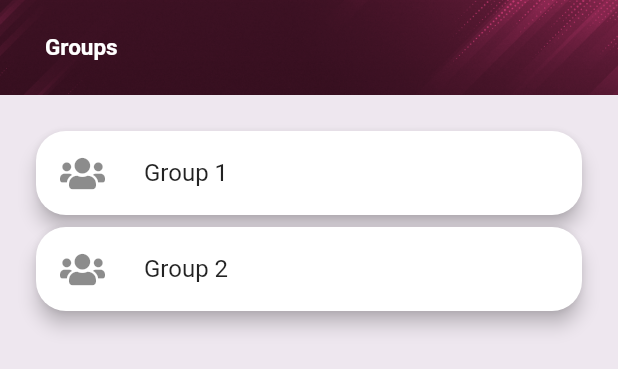
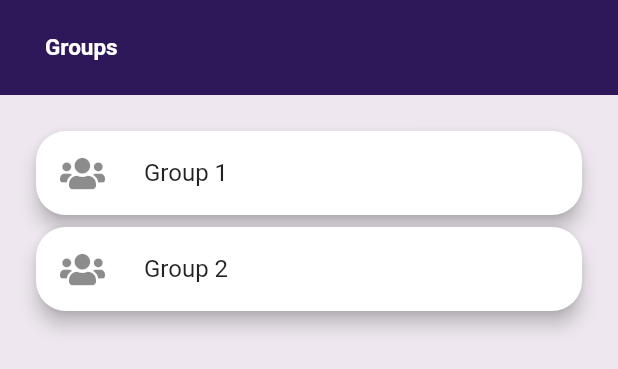
Before and after one commit to OwlRepo/QT_REPLICA, a Flutter app: the Groups widget shown alone on an empty page, opened directly, on a phone screen of 412 x 824 dp. Shown: the top 369 px of the screen. Run offline on Flutter 3.47's test engine with Material 2 defaults, Android fonts, the phone set to English and light mode, and no system bars; our stand-ins replace chewie, file, flare_flutter, flutter_map, fluttertoast, font_awesome_flutter and 3 more; missing offline and left inert: flutter_audio_recorder, flutter_statusbarcolor, geolocation.

Commit message:
STATUS AND NAVBAR COLOR CHANGED

```diff
--- a/lib/Tabs/HomePage/Groups.dart
+++ b/lib/Tabs/HomePage/Groups.dart
@@ -12,9 +12,7 @@ class Groups extends StatelessWidget {
         Expanded(
           flex: 1,
           child: Container(
-            decoration: BoxDecoration(
-              image: DecorationImage(image: AssetImage('assets/Images/group_banner.png'),fit: BoxFit.cover),
-            ),
+            color: Color.fromRGBO(46, 24, 89, 1),
             child: Row(
               mainAxisAlignment: MainAxisAlignment.start,
               children: [
--- a/lib/Tabs/HomePage/PressToTalk.dart
+++ b/lib/Tabs/HomePage/PressToTalk.dart
@@ -182,9 +182,7 @@ class _PressToTalkState extends State<PressToTalk> {
         Expanded(
           flex: 1,
           child: Container(
-            decoration: BoxDecoration(
-              image: DecorationImage(image: AssetImage('assets/Images/group_banner.png'),fit: BoxFit.cover),
-            ),
+            color: Color.fromRGBO(46, 24, 89, 1),
             child: Row(
               mainAxisAlignment: MainAxisAlignment.start,
               children: [
--- a/lib/Tabs/HomePage/TabsinaTab.dart
+++ b/lib/Tabs/HomePage/TabsinaTab.dart
@@ -39,9 +39,7 @@ class _TabsinaTabState extends State<TabsinaTab>
         Expanded(
           flex: 1,
           child: Container(
-            decoration: BoxDecoration(
-              image: DecorationImage(image: AssetImage('assets/Images/group_banner.png'),fit: BoxFit.cover),
-            ),
+            color: Color.fromRGBO(46, 24, 89, 1),
             child: TabBar(
               indicatorColor: Colors.purple,
               controller: _tabController,
--- a/lib/main.dart
+++ b/lib/main.dart
@@ -1,5 +1,6 @@
 import 'package:flare_flutter/flare_cache.dart';
 import 'package:flutter/material.dart';
+import 'package:flutter_statusbarcolor/flutter_statusbarcolor.dart';
 import 'package:permission_handler/permission_handler.dart';
 import 'package:quicktalk_replica/Pages/HomePage.dart';
 import 'package:provider/provider.dart';
@@ -38,6 +39,10 @@ Future<void> requestPermissions() async {
 class MyApp extends StatelessWidget {
   @override
   Widget build(BuildContext context) {
+    FlutterStatusbarcolor.setStatusBarColor(Color.fromRGBO(46, 24, 89, 1));
+    FlutterStatusbarcolor.setStatusBarWhiteForeground(true);
+    FlutterStatusbarcolor.setNavigationBarColor(Color.fromRGBO(46, 24, 89, 1));
+    FlutterStatusbarcolor.setNavigationBarWhiteForeground(true);
     return MaterialApp(
       debugShowCheckedModeBanner: false,
       title: 'Flutter Demo',
--- a/pubspec.yaml
+++ b/pubspec.yaml
@@ -36,6 +36,7 @@ dependencies:
   audioplayer: ^0.8.1
   chewie: ^0.9.10
   video_player: ^0.10.11+1
+  flutter_statusbarcolor: ^0.2.3
 
 
   # The following adds the Cupertino Icons font to your application.
```
Also changed, not shown: pubspec.lock.
